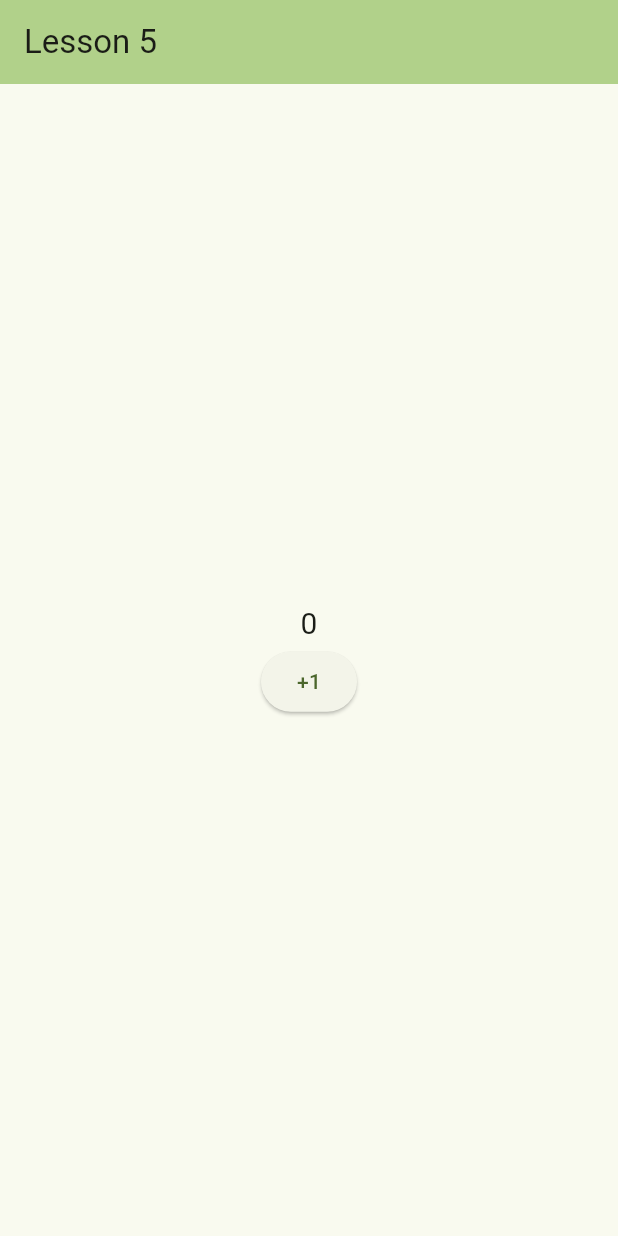
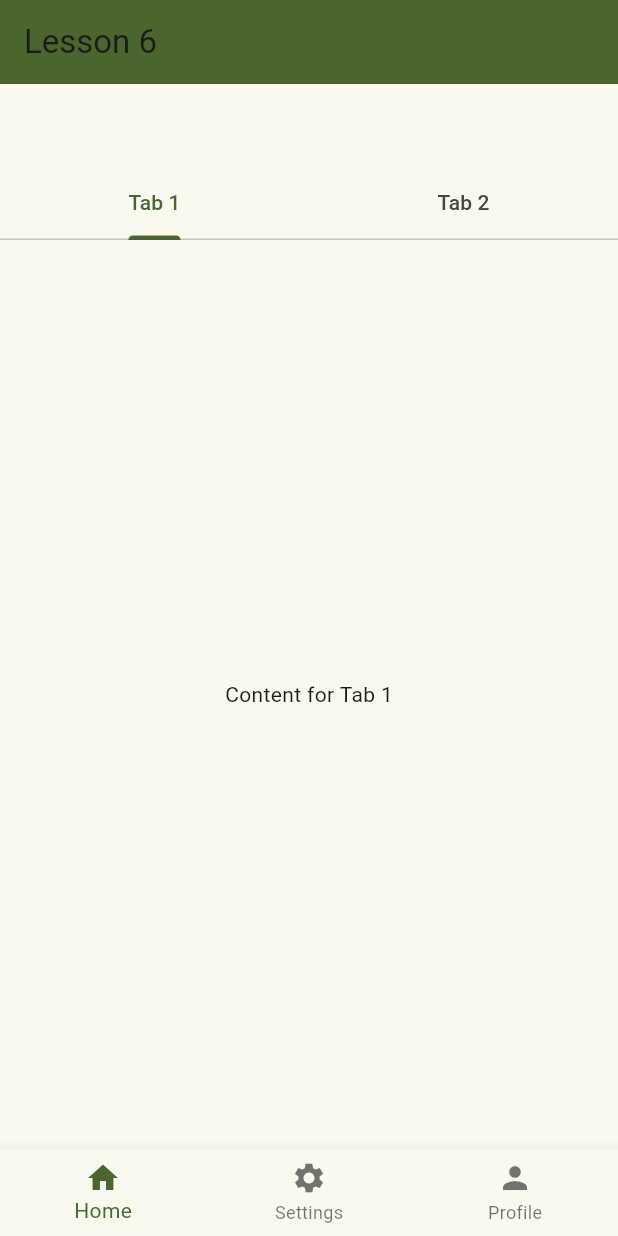
Before and after one commit to tsumayoji1102/lesson_flutter, a Flutter app: the screen it shows after launch, on a phone screen of 412 x 824 dp. Run offline on Flutter 3.47's test engine with Material 3 defaults, Android fonts, the light colour scheme and no system bars; our stand-ins replace flutter_hooks.

Commit message:
ファイル等追加

```diff
--- /dev/null
+++ b/lib/lesson/lesson_6.dart/bottom_tabs/home_tab_view.dart
@@ -0,0 +1,27 @@
+import 'package:flutter/material.dart';
+
+class HomeTabView extends StatelessWidget {
+  const HomeTabView({super.key});
+
+  @override
+  Widget build(BuildContext context) {
+    /// ① タブバーを使用する時は、DefaultTabControllerを使用。
+    return DefaultTabController(
+      length: 2,
+      child: Scaffold(
+        /// ② ScaffoldのappBar（bottom）にTabBarを設定。
+        appBar: AppBar(
+          bottom: const TabBar(tabs: [Tab(text: 'Tab 1'), Tab(text: 'Tab 2')]),
+        ),
+
+        /// ③ TabBarViewを使用して、タブごとの内容を表示。
+        body: const TabBarView(
+          children: [
+            Center(child: Text('Content for Tab 1')),
+            Center(child: Text('Content for Tab 2')),
+          ],
+        ),
+      ),
+    );
+  }
+}
--- /dev/null
+++ b/lib/lesson/lesson_6.dart/bottom_tabs/routers_view.dart
@@ -0,0 +1,53 @@
+import 'package:flutter/material.dart';
+import 'package:lesson_flutter/lesson/lesson_6.dart/bottom_tabs/router_pages/detail_page.dart';
+
+class RoutersView extends StatelessWidget {
+  const RoutersView({super.key});
+
+  @override
+  Widget build(BuildContext context) {
+    return Center(
+      child: Column(
+        mainAxisAlignment: MainAxisAlignment.center,
+        spacing: 24,
+        children: [
+          const Text('遷移できる画面一覧', style: TextStyle(fontSize: 24)),
+
+          /// detailPageに画面遷移する。
+          ElevatedButton(
+            onPressed: () {
+              Navigator.push(
+                context,
+                MaterialPageRoute(builder: (context) => const DetailPage()),
+              );
+            },
+            child: Text(AppRoutes.detailPage.name),
+          ),
+
+          ...AppRoutes.values.map((route) {
+            return ElevatedButton(
+              onPressed: () async {
+                await Navigator.pushNamed(context, route.path);
+              },
+              child: Text(route.name),
+            );
+          }),
+        ],
+      ),
+    );
+  }
+}
+
+enum AppRoutes {
+  detailPage,
+  officialPage;
+
+  String get path {
+    switch (this) {
+      case detailPage:
+        return '/detail';
+      case officialPage:
+        return '//official';
+    }
+  }
+}
--- /dev/null
+++ b/lib/lesson/lesson_6.dart/lesson_6.dart
@@ -0,0 +1,45 @@
+import 'package:flutter/material.dart';
+import 'package:flutter_hooks/flutter_hooks.dart';
+import 'package:lesson_flutter/lesson/lesson_6.dart/bottom_tabs/home_tab_view.dart';
+import 'package:lesson_flutter/lesson/lesson_6.dart/bottom_tabs/page_tab_view.dart';
+import 'package:lesson_flutter/lesson/lesson_6.dart/bottom_tabs/routers_view.dart';
+
+class Lesson6Widget extends HookWidget {
+  const Lesson6Widget({super.key});
+
+  @override
+  Widget build(BuildContext context) {
+    final selectedTab = useState(0);
+    return Scaffold(
+      appBar: AppBar(
+        title: const Text('Lesson 6'),
+        backgroundColor: Theme.of(context).colorScheme.primary,
+      ),
+      body: switch (selectedTab.value) {
+        0 => const HomeTabView(),
+        1 => const PageTabView(),
+        2 => const RoutersView(),
+        _ => const Center(child: Text('Unknown Tab')),
+      },
+
+      /// 画面の下部に表示されるナビゲーションバー.
+      bottomNavigationBar: BottomNavigationBar(
+        currentIndex: selectedTab.value,
+        items: [
+          BottomNavigationBarItem(icon: Icon(Icons.home), label: 'Home'),
+          BottomNavigationBarItem(
+            icon: Icon(Icons.settings),
+            label: 'Settings',
+          ),
+          BottomNavigationBarItem(icon: Icon(Icons.person), label: 'Profile'),
+        ],
+        onTap: (index) {
+          // タブがタップされたときの処理
+          selectedTab.value = index;
+          // タップされたときの処理
+          print('タップされたインデックス: $index');
+        },
+      ),
+    );
+  }
+}
--- a/lib/main.dart
+++ b/lib/main.dart
@@ -1,7 +1,9 @@
 import 'package:flutter/material.dart';
+import 'package:lesson_flutter/lesson/lesson_6.dart/bottom_tabs/router_pages/detail_page.dart';
+import 'package:lesson_flutter/lesson/lesson_6.dart/bottom_tabs/router_pages/official_page.dart';
+import 'package:lesson_flutter/lesson/lesson_6.dart/bottom_tabs/routers_view.dart';
 // import 'package:lesson_flutter/lesson/lesson_3.dart';
-// import 'package:lesson_flutter/lesson/lesson_4.dart';
-import 'package:lesson_flutter/lesson/lesson_5.dart';
+import 'package:lesson_flutter/lesson/lesson_6.dart/lesson_6.dart';
 
 /// アプリ起動はここから行われる。
 void main() {
@@ -18,7 +20,17 @@
       theme: ThemeData(
         colorScheme: ColorScheme.fromSeed(seedColor: Colors.lightGreen),
       ),
-      home: const Lesson5Widget(),
+
+      /// アプリの初期画面を設定する.
+      /// 下のroutesに設定している画面から設定する。
+      initialRoute: "/",
+
+      /// ここに、遷移できる画面を設定する.
+      routes: {
+        "/": (context) => const Lesson6Widget(),
+        AppRoutes.detailPage.path: (context) => const DetailPage(),
+        AppRoutes.officialPage.path: (context) => const OfficialPage(),
+      },
     );
   }
 }
```
Also changed, not shown: lib/lesson/lesson_6.dart/bottom_tabs/page_tab_view.dart (added, +43 -0 lines), lib/lesson/lesson_6.dart/bottom_tabs/router_pages/detail_page.dart (added, +54 -0 lines), lib/lesson/lesson_6.dart/bottom_tabs/router_pages/official_page.dart (added, +54 -0 lines).
